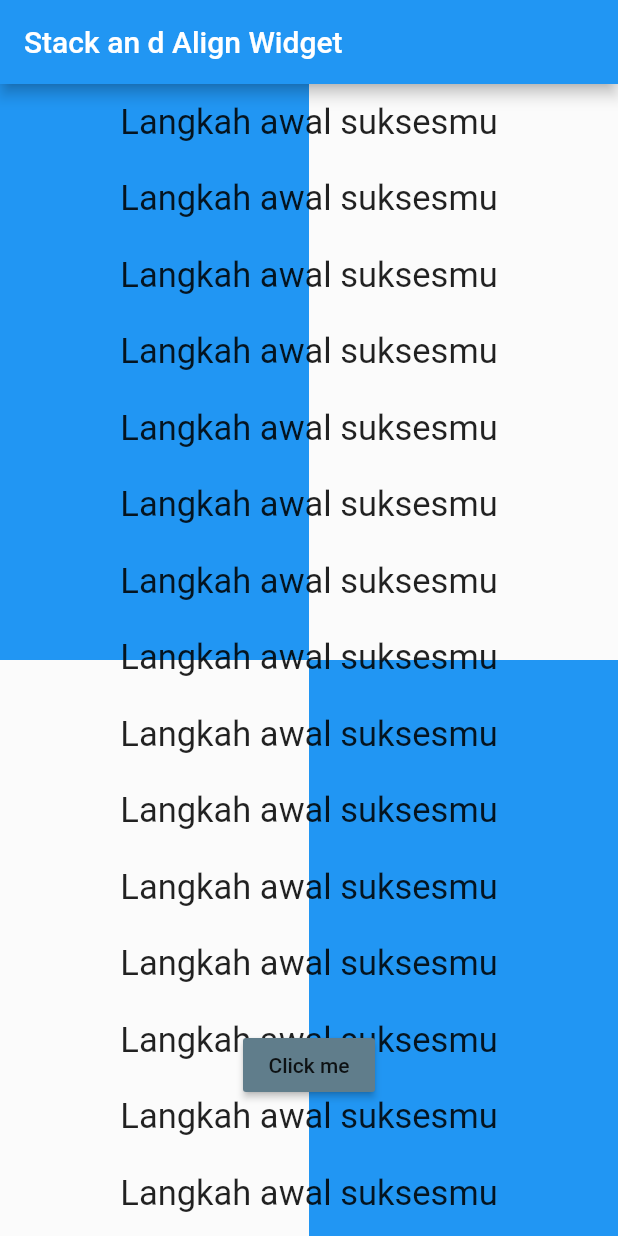
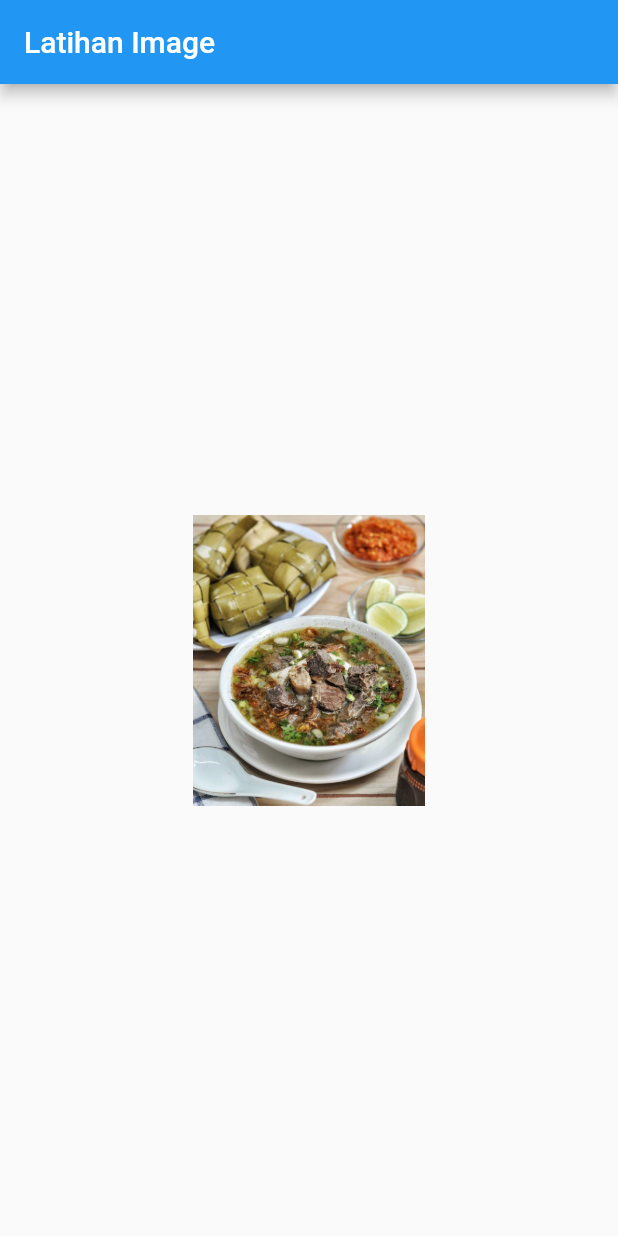
Before and after one commit to nrfitriani/flutter_fundamental, a Flutter app: the screen it shows after launch, on a phone screen of 412 x 824 dp. Run offline on Flutter 3.47's test engine with Material 2 defaults, Android fonts, the phone set to English and light mode, and no system bars.

Commit message:
Image widget

```diff
--- a/lib/main.dart
+++ b/lib/main.dart
@@ -336,7 +336,7 @@ class MyApp extends StatelessWidget {
 */
 
 //Stack and Align Widget
-void main() => runApp(MyApp());
+/*void main() => runApp(MyApp());
 
 class MyApp extends StatelessWidget {
   @override
@@ -481,3 +481,25 @@ class MyApp extends StatelessWidget {
     );
   }
 }
+*/
+
+void main() => runApp(MyApp());
+
+class MyApp extends StatelessWidget {
+  @override
+  Widget build(BuildContext context) {
+    return MaterialApp(
+      home: Scaffold(
+        appBar: AppBar(title: Text("Latihan Image"),),
+        body: Center(
+          child: Container(
+            width: 200,
+            height: 200,
+            padding: EdgeInsets.all(3),
+            child: Image(image: AssetImage("images/cotooo.jpg")),
+          )
+        ),
+      ),
+    );
+  }
+}
--- a/pubspec.yaml
+++ b/pubspec.yaml
@@ -41,11 +41,11 @@ flutter:
   uses-material-design: true
 
   # To add assets to your application, add an assets section, like this:
-  # assets:
-  #  - images/a_dot_burr.jpeg
+  assets:
+    - images/cotooo.jpg
   #  - images/a_dot_ham.jpeg
 
-  # An image asset can refer to one or more resolution-specific "variants", see
+  # An image asset can refer to one   or more resolution-specific "variants", see
   # https://flutter.dev/assets-and-images/#resolution-aware.
 
   # For details regarding adding assets from package dependencies, see
```
Also changed, not shown: images/cotooo.jpg (added).
